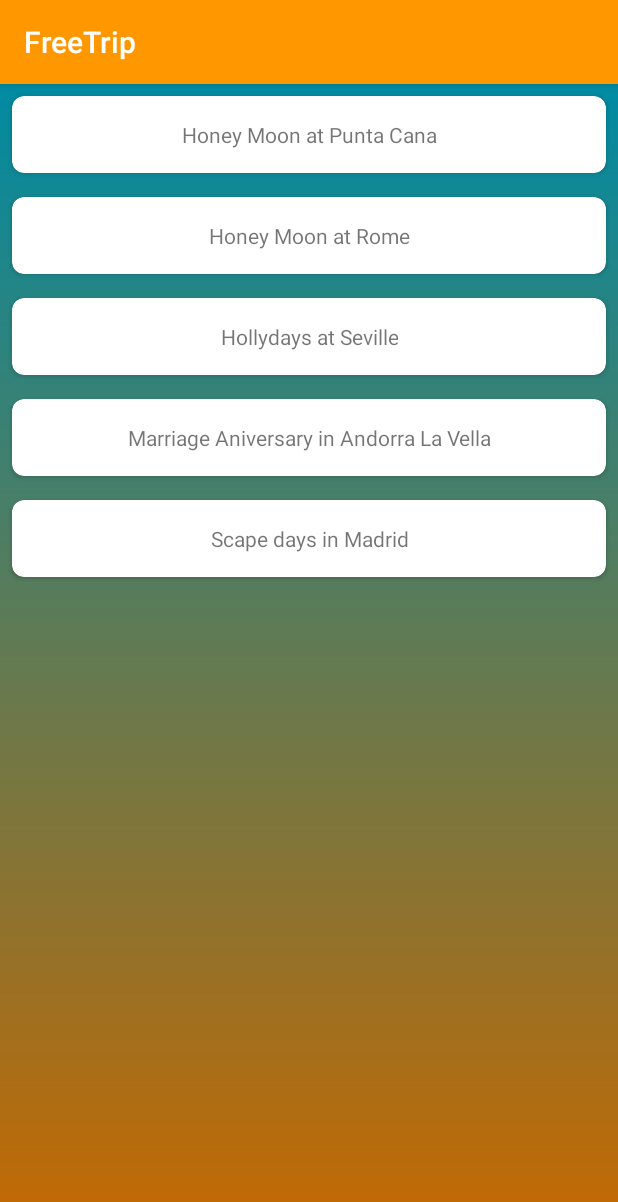
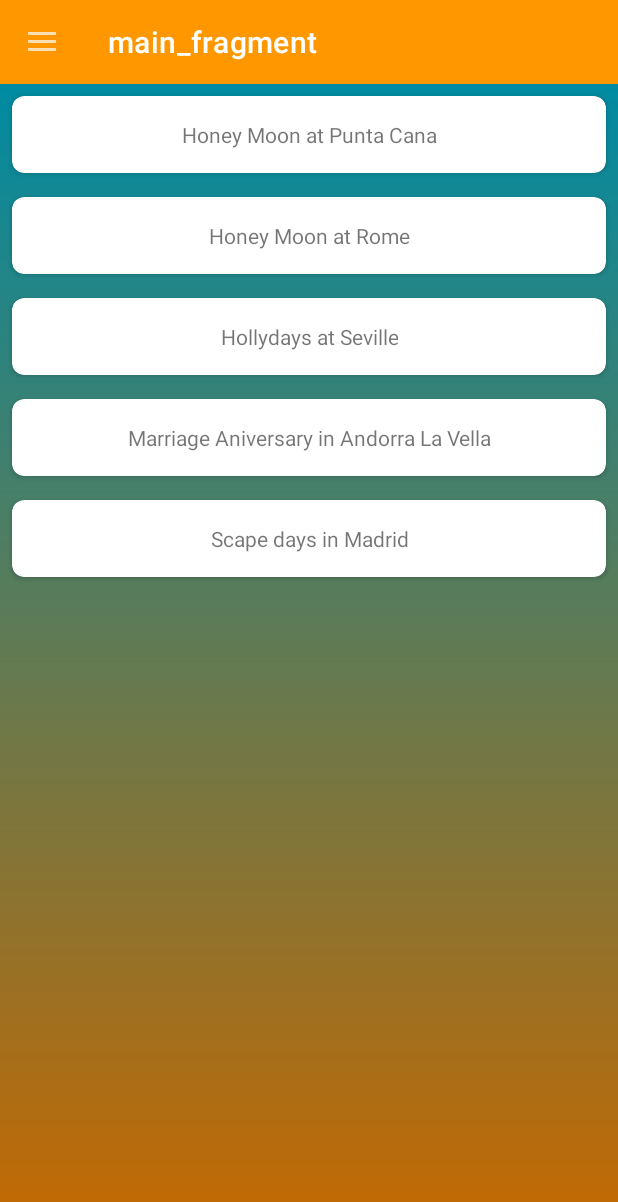
Before and after one commit to garcajuDeveloper/pqtm19_Android_trip_app_PLA2, an Android app: the screen it shows after launch (MainActivity), on a phone screen of 412 x 824 dp. Shown: the top 1202 px of the screen. Run offline under Robolectric (Android 15) with nearby library versions, the phone set to English and light mode, and no system bars; our stand-ins replace Room's generated code, navigation-ui.

Commit message:
Projecte PLA 3 - Navigation Drawer Menu (side menu) implemented

```diff
--- a/app/src/main/java/com/android/pqtm19/juan/freetrip/MainActivity.java
+++ b/app/src/main/java/com/android/pqtm19/juan/freetrip/MainActivity.java
@@ -1,14 +1,78 @@
 package com.android.pqtm19.juan.freetrip;
 
+import androidx.annotation.NonNull;
 import androidx.appcompat.app.AppCompatActivity;
+import androidx.core.view.GravityCompat;
+import androidx.drawerlayout.widget.DrawerLayout;
+import androidx.navigation.NavController;
 
 import android.os.Bundle;
+import android.view.MenuItem;
+import androidx.appcompat.widget.Toolbar;
+import androidx.navigation.Navigation;
+import androidx.navigation.ui.NavigationUI;
 
-public class MainActivity extends AppCompatActivity{
+import com.google.android.material.navigation.NavigationView;
+
+public class MainActivity extends AppCompatActivity implements NavigationView.OnNavigationItemSelectedListener{
+
+    public Toolbar toolbar;
+    public DrawerLayout drawerLayout;
+    public NavController navController;
+    public NavigationView navigationView;
 
     @Override
     protected void onCreate(Bundle savedInstanceState) {
         super.onCreate(savedInstanceState);
         setContentView(R.layout.main_activity);
+
+        setupNavigation();
+    }
+
+    private void setupNavigation() {
+        toolbar = findViewById(R.id.toolbar);
+        setSupportActionBar(toolbar);
+        getSupportActionBar().setDisplayHomeAsUpEnabled(true);
+        getSupportActionBar().setDisplayShowHomeEnabled(true);
+
+        drawerLayout = findViewById(R.id.drawer_layout);
+        navigationView = findViewById(R.id.navigationView);
+        navController = Navigation.findNavController(this, R.id.nav_host_fragment);
+
+        NavigationUI.setupActionBarWithNavController(this, navController, drawerLayout);
+        NavigationUI.setupWithNavController(navigationView, navController);
+        navigationView.setNavigationItemSelectedListener(this);
+    }
+
+    @Override
+    public boolean onSupportNavigateUp() {
+        return NavigationUI.navigateUp(Navigation.findNavController(this, R.id.nav_host_fragment), drawerLayout);
+    }
+
+    @Override
+    public void onBackPressed() {
+        if (drawerLayout.isDrawerOpen(GravityCompat.START)) {
+            drawerLayout.closeDrawer(GravityCompat.START);
+        } else {
+            super.onBackPressed();
+        }
+    }
+
+
+    @Override
+    public boolean onNavigationItemSelected(@NonNull MenuItem menuItem) {
+
+        menuItem.setChecked(true);
+        drawerLayout.closeDrawers();
+
+        int id = menuItem.getItemId();
+
+        switch(id){
+            case R.id.home:
+                navController.navigate(R.id.mainFragment);
+                break;
+        }
+
+        return true;
     }
 }
--- /dev/null
+++ b/app/src/main/res/drawable/ic_home_black_24dp.xml
@@ -0,0 +1,5 @@
+<vector android:height="24dp" android:tint="#C25E00"
+    android:viewportHeight="24.0" android:viewportWidth="24.0"
+    android:width="24dp" xmlns:android="http://schemas.android.com/apk/res/android">
+    <path android:fillColor="#FF000000" android:pathData="M10,20v-6h4v6h5v-8h3L12,3 2,12h3v8z"/>
+</vector>
--- a/app/src/main/res/layout/main_activity.xml
+++ b/app/src/main/res/layout/main_activity.xml
@@ -1,14 +1,31 @@
 <?xml version="1.0" encoding="utf-8"?>
-<LinearLayout xmlns:android="http://schemas.android.com/apk/res/android"
+<androidx.drawerlayout.widget.DrawerLayout xmlns:android="http://schemas.android.com/apk/res/android"
     xmlns:tools="http://schemas.android.com/tools"
     xmlns:app="http://schemas.android.com/apk/res-auto"
+    android:id="@+id/drawer_layout"
+    android:layout_width="match_parent"
+    android:layout_height="match_parent"
+    app:layout_behavior="@string/appbar_scrolling_view_behavior"
+    android:baselineAligned="false"
+    tools:context=".MainActivity">
+
+    <LinearLayout
+        android:layout_width="match_parent"
+        android:layout_height="wrap_content"
+        android:orientation="vertical">
+
+        <androidx.appcompat.widget.Toolbar
+            android:id="@+id/toolbar"
+            android:layout_width="match_parent"
+            android:layout_height="?attr/actionBarSize"
+            android:background="@color/colorPrimary"
+            android:theme="@style/ThemeOverlay.AppCompat.Dark" />
+
+        <LinearLayout
             android:id="@+id/s_screen_devices"
             android:layout_width="match_parent"
             android:layout_height="match_parent"
-    android:orientation="horizontal"
-    android:baselineAligned="false"
-    app:layout_behavior="@string/appbar_scrolling_view_behavior"
-    tools:context=".MainActivity">
+            android:orientation="horizontal">
 
             <fragment
                 android:id="@+id/nav_host_fragment"
@@ -24,3 +41,18 @@
                 app:navGraph="@navigation/nav_graph" />
 
         </LinearLayout>
+
+    </LinearLayout>
+
+    <com.google.android.material.navigation.NavigationView
+        android:id="@+id/navigationView"
+        android:layout_width="wrap_content"
+        android:layout_height="match_parent"
+        android:layout_gravity="start"
+        android:fitsSystemWindows="true"
+        app:headerLayout="@layout/drawer_header_layout"
+        app:menu="@menu/nav_drawer" />
+
+
+
+</androidx.drawerlayout.widget.DrawerLayout>
--- /dev/null
+++ b/app/src/main/res/menu/nav_drawer.xml
@@ -0,0 +1,11 @@
+<?xml version="1.0" encoding="utf-8"?>
+<menu xmlns:android="http://schemas.android.com/apk/res/android">
+
+    <group android:checkableBehavior="single">
+        <item
+            android:id="@+id/home"
+            android:icon="@drawable/ic_home_black_24dp"
+            android:title="Home" />
+    </group>
+
+</menu>
--- a/app/src/main/res/values/styles.xml
+++ b/app/src/main/res/values/styles.xml
@@ -1,11 +1,13 @@
 <resources>
 
     <!-- Base application theme. -->
-    <style name="AppTheme" parent="Theme.AppCompat.Light.DarkActionBar">
+    <style name="AppTheme" parent="Theme.MaterialComponents.Light.DarkActionBar">
         <!-- Customize your theme here. -->
         <item name="colorPrimary">@color/colorPrimary</item>
         <item name="colorPrimaryDark">@color/colorPrimaryDark</item>
         <item name="colorAccent">@color/colorAccent</item>
+        <item name="windowActionBar">false</item>
+        <item name="windowNoTitle">true</item>
     </style>
 
     <style name="tripListItem">
```
Also changed, not shown: app/src/main/res/layout/drawer_header_layout.xml (added, +17 -0 lines), app/src/main/res/drawable/drawer_header_image.png (added). Lines whose indentation alone changed are shown as unchanged.
